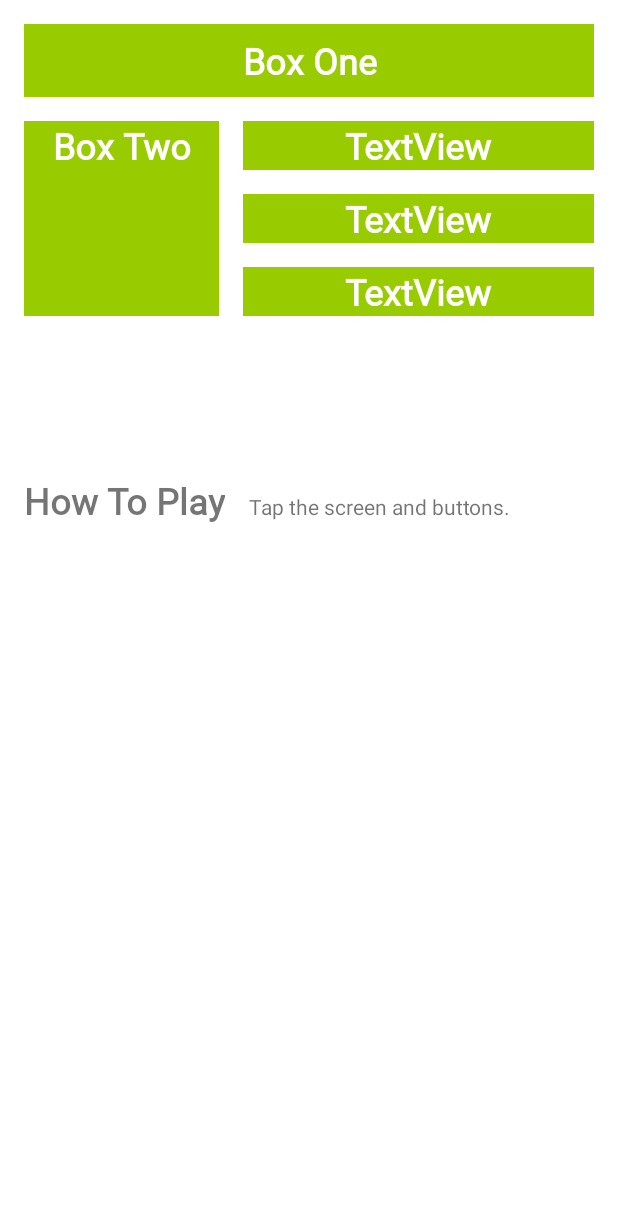
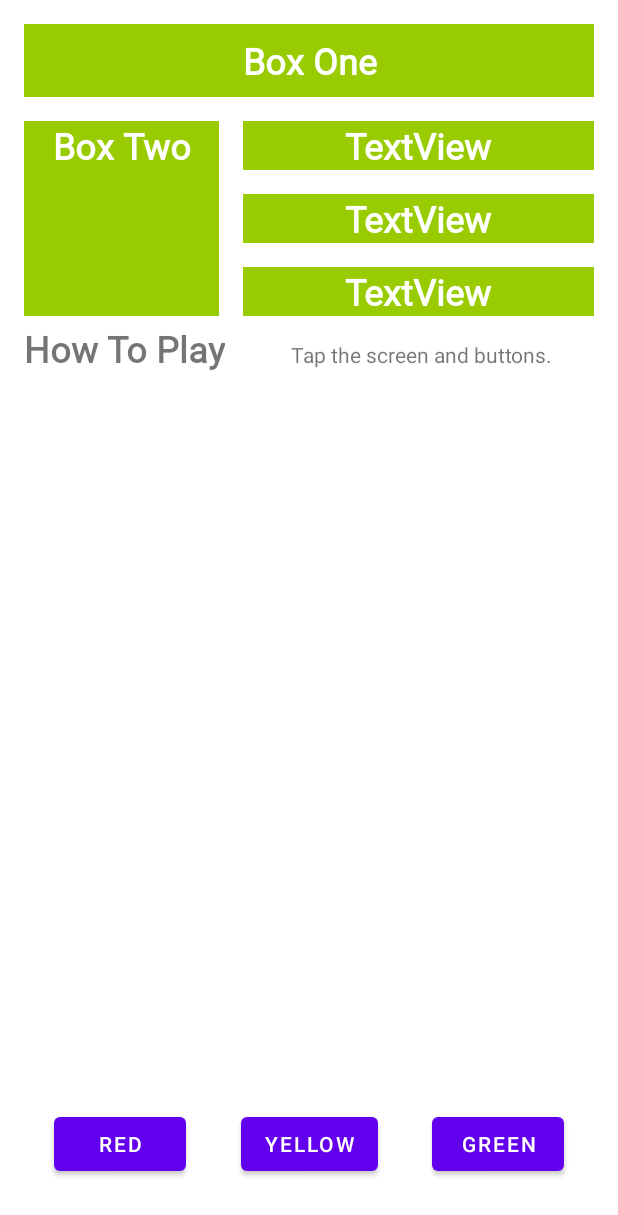
Before and after one commit to ongkjh/Tue11amConstrainLayout, an Android app: the layout activity_main.xml on its own in the app's theme, with its tools: preview values and no code run, on a phone screen of 412 x 824 dp. Shown: the top 1215 px of the screen. Run offline under Robolectric (Android 15) with nearby library versions, the phone set to English and light mode, and no system bars.

```diff
--- a/app/build.gradle
+++ b/app/build.gradle
@@ -29,6 +29,11 @@ android {
     kotlinOptions {
         jvmTarget = '1.8'
     }
+
+    buildFeatures{
+        dataBinding true
+    }
+
 }
 
 dependencies {
@@ -37,6 +42,7 @@ dependencies {
     implementation 'androidx.appcompat:appcompat:1.4.2'
     implementation 'com.google.android.material:material:1.6.1'
     implementation 'androidx.constraintlayout:constraintlayout:2.1.4'
+    implementation 'com.google.android.material:material:1.6.1'
     testImplementation 'junit:junit:4.13.2'
     androidTestImplementation 'androidx.test.ext:junit:1.1.3'
     androidTestImplementation 'androidx.test.espresso:espresso-core:3.4.0'
--- a/app/src/main/res/layout/activity_main.xml
+++ b/app/src/main/res/layout/activity_main.xml
@@ -1,7 +1,10 @@
 <?xml version="1.0" encoding="utf-8"?>
-<androidx.constraintlayout.widget.ConstraintLayout xmlns:android="http://schemas.android.com/apk/res/android"
+<layout xmlns:android="http://schemas.android.com/apk/res/android"
     xmlns:app="http://schemas.android.com/apk/res-auto"
-    xmlns:tools="http://schemas.android.com/tools"
+    xmlns:tools="http://schemas.android.com/tools">
+
+    <androidx.constraintlayout.widget.ConstraintLayout
+        android:id="@+id/rootView"
         android:layout_width="match_parent"
         android:layout_height="match_parent"
         android:textAlignment="center"
@@ -75,11 +78,10 @@
             app:layout_constraintTop_toBottomOf="@+id/boxFour" />
 
         <TextView
-        android:id="@+id/howToPlay"
+            android:id="@+id/howToPlayTxt"
             android:layout_width="wrap_content"
             android:layout_height="wrap_content"
             android:layout_marginStart="@dimen/margin_wide_custom"
-        android:layout_marginTop="@dimen/margin_wide_custom"
             android:fontFamily="@font/roboto"
             android:text="@string/howToplayTxt"
             android:textSize="24sp"
@@ -89,17 +91,49 @@
 
         <TextView
             android:id="@+id/textView2"
-        android:layout_width="0dp"
+            android:layout_width="wrap_content"
             android:layout_height="wrap_content"
             android:layout_marginStart="@dimen/margin_wide_custom"
             android:layout_marginTop="@dimen/margin_wide_custom"
+            android:layout_marginEnd="@dimen/margin_wide_custom"
             android:layout_marginBottom="@dimen/margin_wide_custom"
             android:text="@string/tap_the_boxes_and_buttons"
+            app:layout_constraintEnd_toEndOf="parent"
+            app:layout_constraintStart_toEndOf="@+id/howToPlayTxt"
+            app:layout_constraintTop_toBottomOf="@+id/boxTwo" />
+
+        <Button
+            android:id="@+id/redBtn"
+            android:layout_width="wrap_content"
+            android:layout_height="wrap_content"
+            android:text="@string/redbtnTxt"
+            app:layout_constraintBaseline_toBaselineOf="@+id/yellowBtn"
+            app:layout_constraintEnd_toStartOf="@+id/yellowBtn"
+            app:layout_constraintHorizontal_bias="0.5"
+            app:layout_constraintStart_toStartOf="parent" />
+
+        <Button
+            android:id="@+id/yellowBtn"
+            android:layout_width="wrap_content"
+            android:layout_height="wrap_content"
+            android:text="@string/yellowBtnTxt"
             app:layout_constraintBottom_toBottomOf="parent"
+            app:layout_constraintEnd_toStartOf="@+id/greenbtn"
+            app:layout_constraintHorizontal_bias="0.5"
+            app:layout_constraintStart_toEndOf="@+id/redBtn"
+            app:layout_constraintTop_toBottomOf="@+id/textView2"
+            app:layout_constraintVertical_bias="0.93" />
+
+        <Button
+            android:id="@+id/greenbtn"
+            android:layout_width="wrap_content"
+            android:layout_height="wrap_content"
+            android:text="@string/greenBtnTxt"
+            app:layout_constraintBaseline_toBaselineOf="@+id/yellowBtn"
             app:layout_constraintEnd_toEndOf="parent"
-        app:layout_constraintStart_toEndOf="@+id/howToPlay"
-        app:layout_constraintTop_toBottomOf="@+id/boxTwo"
-        app:layout_constraintVertical_bias="0.18" />
+            app:layout_constraintHorizontal_bias="0.5"
+            app:layout_constraintStart_toEndOf="@+id/yellowBtn" />
 
 
     </androidx.constraintlayout.widget.ConstraintLayout>
+</layout>
--- a/app/src/main/res/values/colors.xml
+++ b/app/src/main/res/values/colors.xml
@@ -7,4 +7,7 @@
     <color name="teal_700">#FF018786</color>
     <color name="black">#FF000000</color>
     <color name="white">#FFFFFFFF</color>
+    <color name="my_green">#12C700</color>
+    <color name="my_red">#E54304</color>
+    <color name="my_yellow">#FFC107</color>
 </resources>
--- a/app/src/main/res/values/strings.xml
+++ b/app/src/main/res/values/strings.xml
@@ -4,4 +4,8 @@
     <string name="boxTwo">Box Two</string>
     <string name="howToplayTxt">How To Play</string>
     <string name="tap_the_boxes_and_buttons">Tap the screen and buttons.</string>
+    <string name="redbtnTxt">Red</string>
+    <string name="blueBtnTxt">Blue</string>
+    <string name="yellowBtnTxt">Yellow</string>
+    <string name="greenBtnTxt">Green</string>
 </resources>
```
Also changed, not shown: app/src/main/java/com/example/tue11amconstrainlayout/MainActivity.kt (+46 -1 lines). Lines whose indentation alone changed are shown as unchanged.
